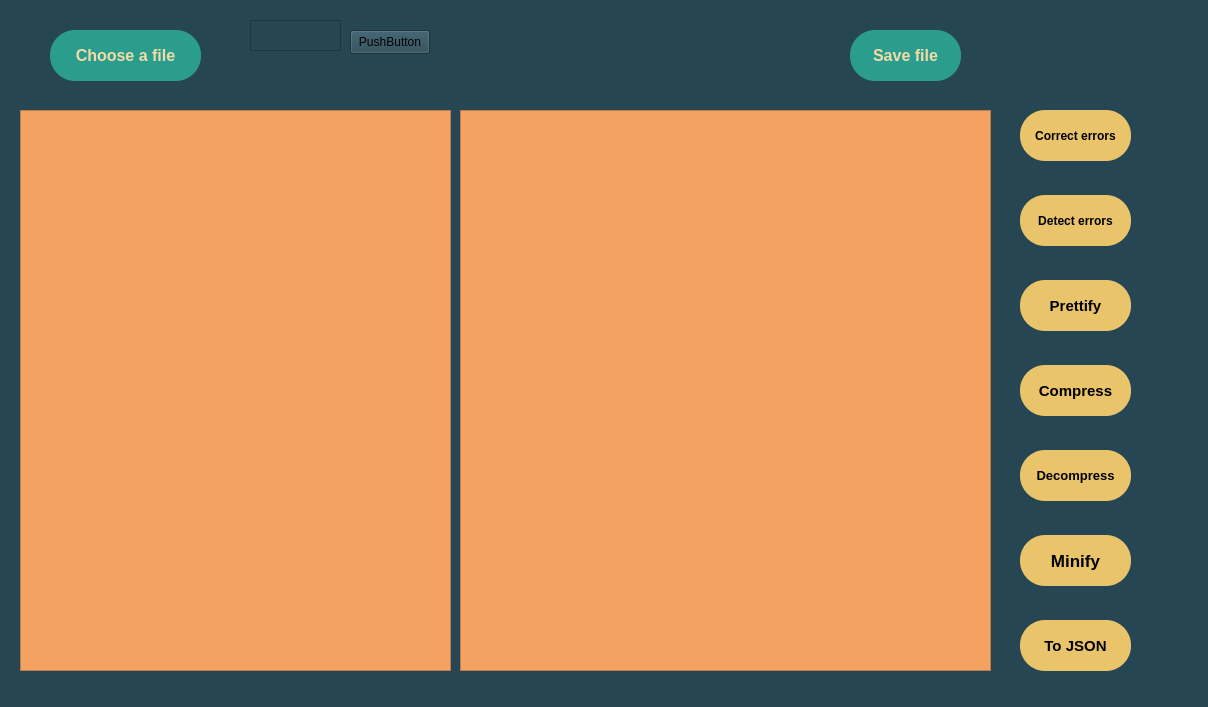
Old version of the form xml/xml_toolset/mainwindow.ui in the repository College-Projects-2019-2024/XML-Toolset.
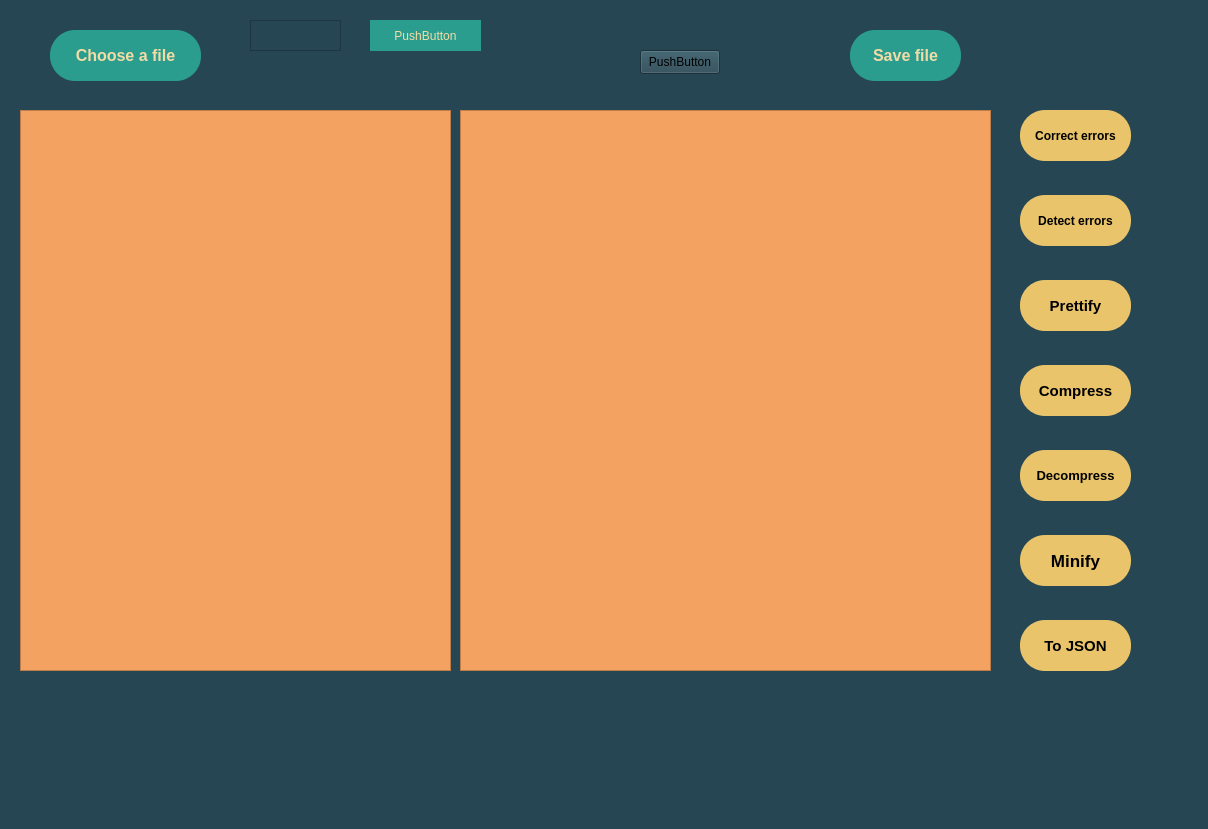
New version of the form.

Diff of the .ui file:
```diff
--- a/xml/xml_toolset/mainwindow.ui
+++ b/xml/xml_toolset/mainwindow.ui
@@ -7,7 +7,7 @@
     <x>0</x>
     <y>0</y>
     <width>1208</width>
-    <height>707</height>
+    <height>829</height>
    </rect>
   </property>
   <property name="windowTitle">
@@ -298,8 +298,29 @@
    <widget class="QPushButton" name="pushButton_10">
     <property name="geometry">
      <rect>
-      <x>350</x>
-      <y>30</y>
+      <x>370</x>
+      <y>20</y>
+      <width>111</width>
+      <height>31</height>
+     </rect>
+    </property>
+    <property name="styleSheet">
+     <string notr="true">QPushButton#pushButton_10 {
+border-radius: 25px;
+background:  #2a9d8f;
+padding: 6px;
+color: #F2DCA6;
+}</string>
+    </property>
+    <property name="text">
+     <string>PushButton</string>
+    </property>
+   </widget>
+   <widget class="QPushButton" name="pushButton_11">
+    <property name="geometry">
+     <rect>
+      <x>640</x>
+      <y>50</y>
       <width>80</width>
       <height>24</height>
      </rect>
```
